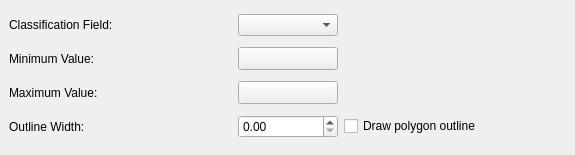
Qt form qgis/src/ui/qgscontinuouscolordialogbase.ui (sourcepole/qgis) before a commit.
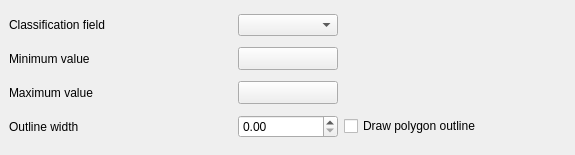
The same form after that commit. Custom widgets are drawn as their Qt base class.

```diff
--- a/qgis/src/ui/qgscontinuouscolordialogbase.ui
+++ b/qgis/src/ui/qgscontinuouscolordialogbase.ui
@@ -50,8 +50,8 @@
        <height>20</height>
       </size>
      </property>
-     <property name="text" >
-      <string>Maximum Value:</string>
+     <property name="text">
+      <string>Maximum value</string>
      </property>
      <property name="buddy" >
       <cstring>btnMaxValue</cstring>
@@ -76,8 +76,8 @@
        <height>20</height>
       </size>
      </property>
-     <property name="text" >
-      <string>Outline Width:</string>
+     <property name="text">
+      <string>Outline width</string>
      </property>
     </widget>
    </item>
@@ -89,8 +89,8 @@
        <height>20</height>
       </size>
      </property>
-     <property name="text" >
-      <string>Minimum Value:</string>
+     <property name="text">
+      <string>Minimum value</string>
      </property>
      <property name="buddy" >
       <cstring>btnMinValue</cstring>
@@ -105,8 +105,8 @@
        <height>20</height>
       </size>
      </property>
-     <property name="text" >
-      <string>Classification Field:</string>
+     <property name="text">
+      <string>Classification field</string>
      </property>
      <property name="buddy" >
       <cstring>classificationComboBox</cstring>
@@ -122,7 +122,7 @@
    </item>
   </layout>
  </widget>
- <layoutdefault spacing="6" margin="11" />
+ <layoutdefault spacing="6" margin="11"/>
  <customwidgets>
   <customwidget>
    <class>QgsColorButton</class>
```
Left out of the diff: 73 changed lines with no effect on the pictures.
